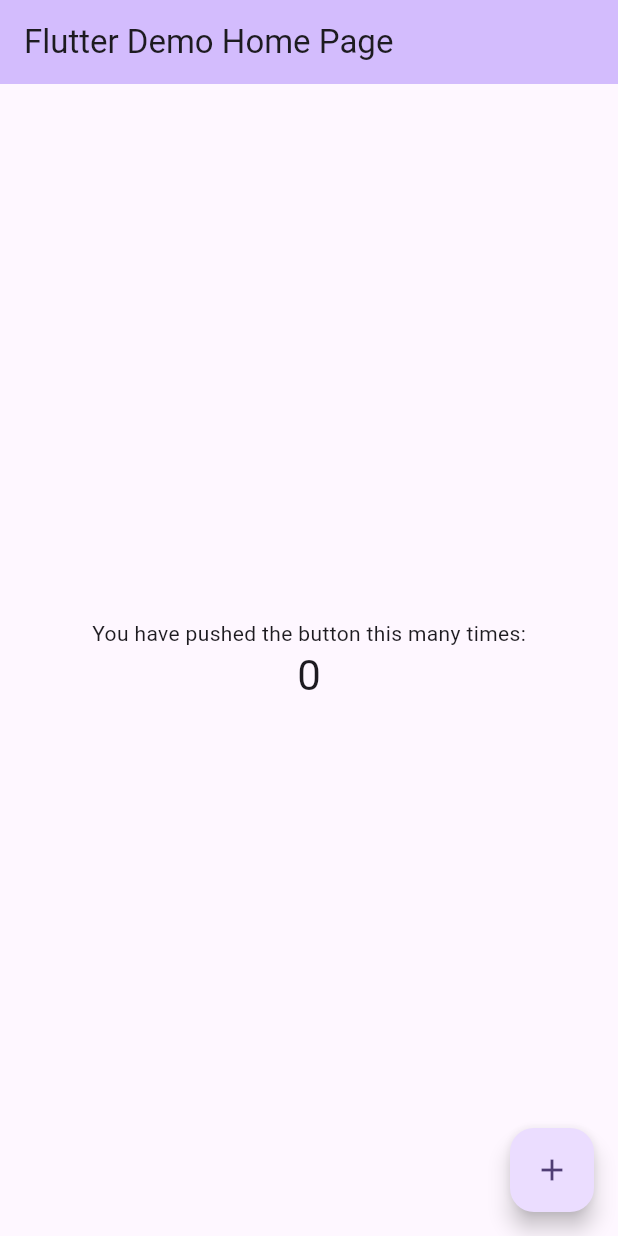
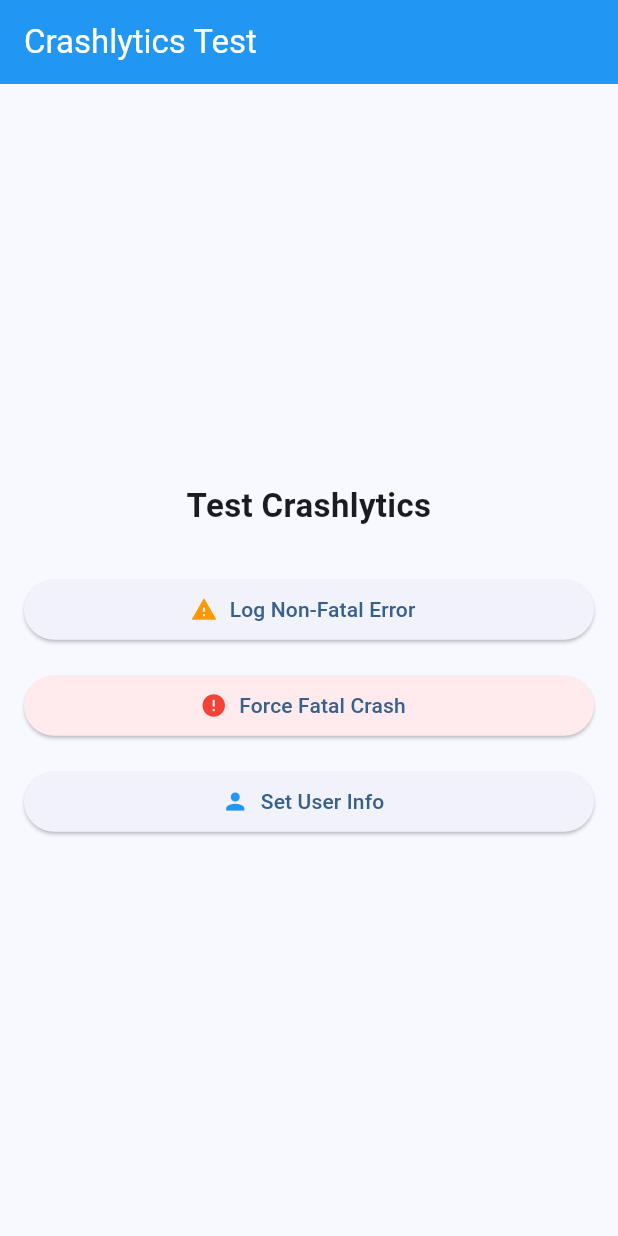
Before and after one commit to Awaisranahmad/flutter-journey-2026, a Flutter app: the screen it shows after launch, on a phone screen of 412 x 824 dp. Run offline on Flutter 3.47's test engine with Material 3 defaults, Android fonts, the phone set to English and light mode, and no system bars; our stand-ins replace cloud_firestore, firebase_auth, firebase_core, firebase_crashlytics, firebase_messaging, firebase_storage and 3 more; accounts and stored records are empty; generated files the repository leaves out were written again.

Commit message:
crash_message setup

```diff
--- a/day_15_firebase_crashlytics/lib/main.dart
+++ b/day_15_firebase_crashlytics/lib/main.dart
@@ -1,122 +1,44 @@
+// import 'dart:async';
+import 'dart:ui';
 import 'package:flutter/material.dart';
+import 'package:firebase_core/firebase_core.dart';
+import 'package:firebase_crashlytics/firebase_crashlytics.dart';
+import 'firebase_options.dart';
+import 'screens/crash_test_screen.dart';
 
-void main() {
+void main() async {
+  // 1. Ensure Flutter is initialized
+  WidgetsFlutterBinding.ensureInitialized();
+
+  // 2. Initialize Firebase
+  await Firebase.initializeApp(options: DefaultFirebaseOptions.currentPlatform);
+
+  // 3. Initialize Crashlytics
+  // Pass all uncaught "fatal" errors from the framework to Crashlytics
+  FlutterError.onError = FirebaseCrashlytics.instance.recordFlutterFatalError;
+
+  // Pass all uncaught asynchronous errors that aren't handled by the Flutter framework
+  PlatformDispatcher.instance.onError = (error, stack) {
+    FirebaseCrashlytics.instance.recordError(error, stack, fatal: true);
+    return true;
+  };
+
   runApp(const MyApp());
 }
 
 class MyApp extends StatelessWidget {
   const MyApp({super.key});
 
-  // This widget is the root of your application.
   @override
   Widget build(BuildContext context) {
     return MaterialApp(
-      title: 'Flutter Demo',
+      title: 'Crashlytics Demo',
+      debugShowCheckedModeBanner: false,
       theme: ThemeData(
-        // This is the theme of your application.
-        //
-        // TRY THIS: Try running your application with "flutter run". You'll see
-        // the application has a purple toolbar. Then, without quitting the app,
-        // try changing the seedColor in the colorScheme below to Colors.green
-        // and then invoke "hot reload" (save your changes or press the "hot
-        // reload" button in a Flutter-supported IDE, or press "r" if you used
-        // the command line to start the app).
-        //
-        // Notice that the counter didn't reset back to zero; the application
-        // state is not lost during the reload. To reset the state, use hot
-        // restart instead.
-        //
-        // This works for code too, not just values: Most code changes can be
-        // tested with just a hot reload.
-        colorScheme: .fromSeed(seedColor: Colors.deepPurple),
+        colorScheme: ColorScheme.fromSeed(seedColor: Colors.blue),
+        useMaterial3: true,
       ),
-      home: const MyHomePage(title: 'Flutter Demo Home Page'),
+      home: const CrashTestScreen(),
     );
   }
 }
-
-class MyHomePage extends StatefulWidget {
-  const MyHomePage({super.key, required this.title});
-
-  // This widget is the home page of your application. It is stateful, meaning
-  // that it has a State object (defined below) that contains fields that affect
-  // how it looks.
-
-  // This class is the configuration for the state. It holds the values (in this
-  // case the title) provided by the parent (in this case the App widget) and
-  // used by the build method of the State. Fields in a Widget subclass are
-  // always marked "final".
-
-  final String title;
-
-  @override
-  State<MyHomePage> createState() => _MyHomePageState();
-}
-
-class _MyHomePageState extends State<MyHomePage> {
-  int _counter = 0;
-
-  void _incrementCounter() {
-    setState(() {
-      // This call to setState tells the Flutter framework that something has
-      // changed in this State, which causes it to rerun the build method below
-      // so that the display can reflect the updated values. If we changed
-      // _counter without calling setState(), then the build method would not be
-      // called again, and so nothing would appear to happen.
-      _counter++;
-    });
-  }
-
-  @override
-  Widget build(BuildContext context) {
-    // This method is rerun every time setState is called, for instance as done
-    // by the _incrementCounter method above.
-    //
-    // The Flutter framework has been optimized to make rerunning build methods
-    // fast, so that you can just rebuild anything that needs updating rather
-    // than having to individually change instances of widgets.
-    return Scaffold(
-      appBar: AppBar(
-        // TRY THIS: Try changing the color here to a specific color (to
-        // Colors.amber, perhaps?) and trigger a hot reload to see the AppBar
-        // change color while the other colors stay the same.
-        backgroundColor: Theme.of(context).colorScheme.inversePrimary,
-        // Here we take the value from the MyHomePage object that was created by
-        // the App.build method, and use it to set our appbar title.
-        title: Text(widget.title),
-      ),
-      body: Center(
-        // Center is a layout widget. It takes a single child and positions it
-        // in the middle of the parent.
-        child: Column(
-          // Column is also a layout widget. It takes a list of children and
-          // arranges them vertically. By default, it sizes itself to fit its
-          // children horizontally, and tries to be as tall as its parent.
-          //
-          // Column has various properties to control how it sizes itself and
-          // how it positions its children. Here we use mainAxisAlignment to
-          // center the children vertically; the main axis here is the vertical
-          // axis because Columns are vertical (the cross axis would be
-          // horizontal).
-          //
-          // TRY THIS: Invoke "debug painting" (choose the "Toggle Debug Paint"
-          // action in the IDE, or press "p" in the console), to see the
-          // wireframe for each widget.
-          mainAxisAlignment: .center,
-          children: [
-            const Text('You have pushed the button this many times:'),
-            Text(
-              '$_counter',
-              style: Theme.of(context).textTheme.headlineMedium,
-            ),
-          ],
-        ),
-      ),
-      floatingActionButton: FloatingActionButton(
-        onPressed: _incrementCounter,
-        tooltip: 'Increment',
-        child: const Icon(Icons.add),
-      ),
-    );
-  }
-}
--- /dev/null
+++ b/day_15_firebase_crashlytics/lib/screens/crash_test_screen.dart
@@ -0,0 +1,80 @@
+import 'package:flutter/material.dart';
+import 'package:firebase_crashlytics/firebase_crashlytics.dart';
+
+class CrashTestScreen extends StatelessWidget {
+  const CrashTestScreen({super.key});
+
+  @override
+  Widget build(BuildContext context) {
+    return Scaffold(
+      appBar: AppBar(
+        title: const Text('Crashlytics Test'),
+        backgroundColor: Colors.blue,
+        foregroundColor: Colors.white,
+      ),
+      body: Padding(
+        padding: const EdgeInsets.all(16.0),
+        child: Column(
+          mainAxisAlignment: MainAxisAlignment.center,
+          crossAxisAlignment: CrossAxisAlignment.stretch,
+          children: [
+            const Text(
+              'Test Crashlytics',
+              style: TextStyle(fontSize: 22, fontWeight: FontWeight.bold),
+              textAlign: TextAlign.center,
+            ),
+            const SizedBox(height: 30),
+
+            // 1. Non-Fatal Error
+            ElevatedButton.icon(
+              onPressed: () {
+                // Ek fake error log karein jo app ko crash NAHI karega
+                FirebaseCrashlytics.instance.recordError(
+                  Exception('This is a non-fatal custom error'),
+                  StackTrace.current,
+                  reason: 'User tapped the non-fatal button',
+                );
+
+                ScaffoldMessenger.of(context).showSnackBar(
+                  const SnackBar(content: Text('Non-fatal error logged!')),
+                );
+              },
+              icon: const Icon(Icons.warning, color: Colors.orange),
+              label: const Text('Log Non-Fatal Error'),
+            ),
+            const SizedBox(height: 16),
+
+            // 2. Fatal Error (Crash)
+            ElevatedButton.icon(
+              onPressed: () {
+                // Yeh app ko foran crash kar dega
+                FirebaseCrashlytics.instance.crash();
+              },
+              icon: const Icon(Icons.error, color: Colors.red),
+              label: const Text('Force Fatal Crash'),
+              style: ElevatedButton.styleFrom(
+                backgroundColor: Colors.red.shade50,
+              ),
+            ),
+            const SizedBox(height: 16),
+
+            // 3. Set User Identifier
+            ElevatedButton.icon(
+              onPressed: () {
+                // Crashlytics ko batayein ke user kaun hai
+                FirebaseCrashlytics.instance.setUserIdentifier("user_12345");
+                FirebaseCrashlytics.instance.setCustomKey("role", "admin");
+
+                ScaffoldMessenger.of(context).showSnackBar(
+                  const SnackBar(content: Text('User ID set for Crashlytics')),
+                );
+              },
+              icon: const Icon(Icons.person, color: Colors.blue),
+              label: const Text('Set User Info'),
+            ),
+          ],
+        ),
+      ),
+    );
+  }
+}
--- a/day_15_firebase_crashlytics/pubspec.yaml
+++ b/day_15_firebase_crashlytics/pubspec.yaml
@@ -34,6 +34,8 @@ dependencies:
   # The following adds the Cupertino Icons font to your application.
   # Use with the CupertinoIcons class for iOS style icons.
   cupertino_icons: ^1.0.8
+  firebase_core: ^5.2.0
+  firebase_crashlytics: ^6.1.0
 
 dev_dependencies:
   flutter_test:
```
Also changed, not shown: day_15_firebase_crashlytics/firebase.json (added), day_15_firebase_crashlytics/pubspec.lock, 7 other files.
